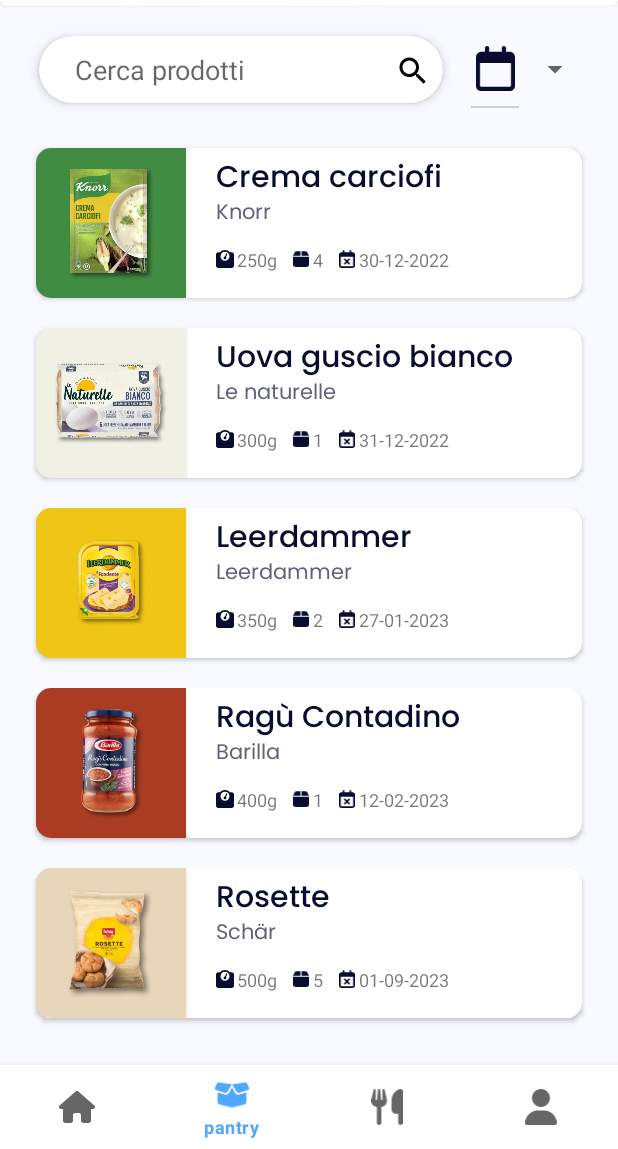
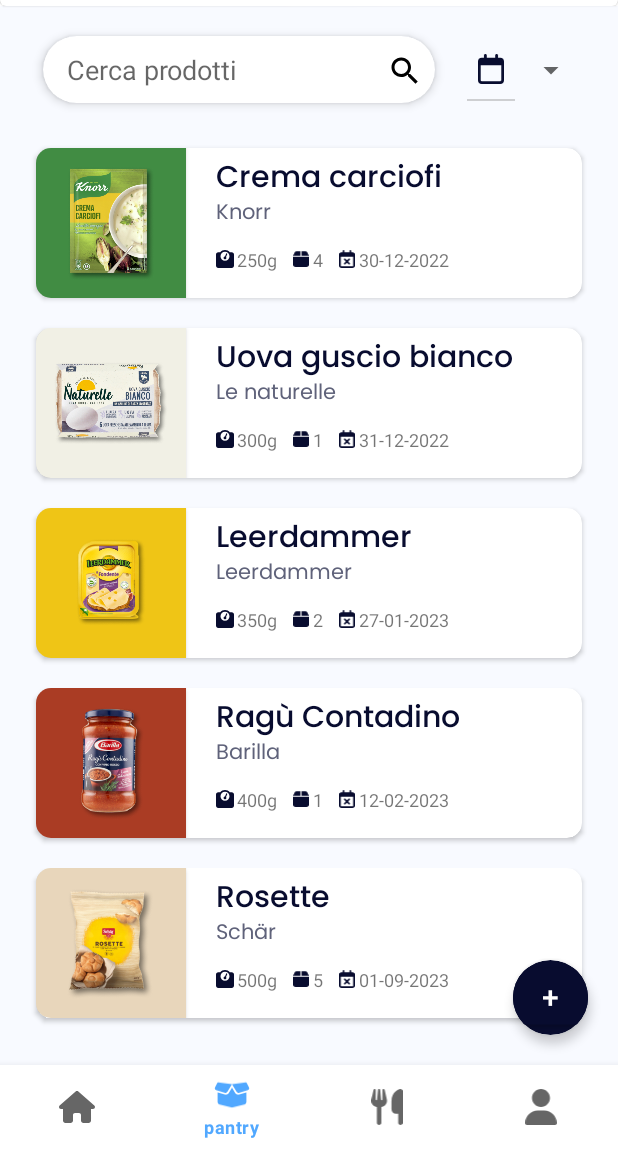
Before and after one commit to PaoloDAlessandro/fooding_android, an Android app: the screen it shows after launch (MainActivity), item 2 of the bottom bar chosen, on a phone screen of 412 x 824 dp, the part 87-1236 px from its top. Run offline under Robolectric (Android 15) with nearby library versions, the phone set to English and light mode, and no system bars.

Commit message:
feat: product addition & co

```diff
--- a/app/src/main/java/it/itsar/fooding/MainActivity.java
+++ b/app/src/main/java/it/itsar/fooding/MainActivity.java
@@ -12,6 +12,8 @@
 
 import java.time.LocalDate;
 import java.time.Month;
+import java.util.ArrayList;
+import java.util.Arrays;
 import java.util.HashMap;
 
 public class MainActivity extends AppCompatActivity {
@@ -33,14 +35,20 @@
                     new Prodotto("Ragù Contadino", "Barilla", "Carote 4% Rosmarino Oli vegetali (oliva, girasole) Aglio Aromi Sale Zucchero Amido di mais Cipolle Vino rosso 6% Concentrato di pomodoro 16,5% Polpa di pomodoro 18% Acqua Carne suina 25%",400, 1, 0, LocalDate.of(2023, Month.FEBRUARY, 12), R.drawable.ragu_contadino, ContextCompat.getColor(getApplicationContext(), R.color.ragù_contadino), new ValoriNutrizionali(385, 5, 4.5, 6, 1.2, 6, 6.8, 3, 4.0, 4, 1.8, 0, 5.1, 10, 1.0, 17)),
                     new Prodotto("Leerdammer", "Leerdammer", "Latte, sale, fermenti lattici, caglio microbico.", 350, 2, 0, LocalDate.of(2023, Month.JANUARY, 27), R.drawable.leerdammer,ContextCompat.getColor(getApplicationContext(), R.color.leerdammer),  new ValoriNutrizionali(1536, 18, 28.0, 40, 0, 0, 0.1, 0, 0, 0, 0, 0, 28, 56, 0, 0)),
                     new Prodotto("Rosette","Schär", "amido di mais , acqua , pasta madre (farina di riso, acqua) 14% , fibra vegetale (psillio) , farina di miglio , olio di girasole 3,8% , farina di riso , proteine di soia , amido di riso , addensante: idrossipropilmetilcellulosa ; sciroppo di riso , sale , lievito , zucchero . Può contenere tracce di nocciole, uova e di senape. SENZA FRUMENTO.", 500, 5, 8, LocalDate.of(2023, Month.SEPTEMBER, 1), R.drawable.rosette, ContextCompat.getColor(getApplicationContext(), R.color.rosette), new ValoriNutrizionali(1025, 12.3, 3.6, 5.1, 0.5, 2.5, 47, 17.4, 0.8, 0.9, 5.5, 22, 3.5, 7, 1.3, 21.7)),
+                    new Prodotto("Uova guscio bianco", "Le naturelle", "uova", 300, 1, 0, LocalDate.of(2022, Month.DECEMBER, 31), R.drawable.uova_le_naturelle, ContextCompat.getColor(getApplicationContext(), R.color.uova_le_naturelle), new ValoriNutrizionali(535, 6.4, 8.7, 12, 4, 20, 0.5, 0, 0.5, 0, 0, 0, 12, 24, 0.3, 5.7))
+            };
+
+            myProperties.setProdotti(new Prodotto[]{
+                    new Prodotto("Crema carciofi", "Knorr", "Farina di FRUMENTO, LATTE scremato, fecola di patate, PANNA, sale iodato, farina di mais*, aromi, carciofi 3,1%, olio di mais, estratto per brodo, zucchero, estratto di lievito, succo di limone, spinaci, sale, prezzemolo 0,2%, spezie (pepe nero*, aglio, radice di levistico). Può contenere uova, soia, sedaano e senape. *Da agricoltura sostenibile", 250, 4, 3, LocalDate.of(2022, Month.DECEMBER, 30), R.drawable.crema_carciofi, ContextCompat.getColor(getApplicationContext(), R.color.crema_carciofi), new ValoriNutrizionali(724.00, 9, 11.0, 16, 6.3, 32, 17.0, 7, 1.3, 1, 1.3, 0, 2.5, 5, 0, 0)),
+                    new Prodotto("Ragù Contadino", "Barilla", "Carote 4% Rosmarino Oli vegetali (oliva, girasole) Aglio Aromi Sale Zucchero Amido di mais Cipolle Vino rosso 6% Concentrato di pomodoro 16,5% Polpa di pomodoro 18% Acqua Carne suina 25%",400, 1, 0, LocalDate.of(2023, Month.FEBRUARY, 12), R.drawable.ragu_contadino, ContextCompat.getColor(getApplicationContext(), R.color.ragù_contadino), new ValoriNutrizionali(385, 5, 4.5, 6, 1.2, 6, 6.8, 3, 4.0, 4, 1.8, 0, 5.1, 10, 1.0, 17)),
+                    new Prodotto("Leerdammer", "Leerdammer", "Latte, sale, fermenti lattici, caglio microbico.", 350, 2, 0, LocalDate.of(2023, Month.JANUARY, 27), R.drawable.leerdammer,ContextCompat.getColor(getApplicationContext(), R.color.leerdammer),  new ValoriNutrizionali(1536, 18, 28.0, 40, 0, 0, 0.1, 0, 0, 0, 0, 0, 28, 56, 0, 0)),
+                    new Prodotto("Rosette","Schär", "amido di mais , acqua , pasta madre (farina di riso, acqua) 14% , fibra vegetale (psillio) , farina di miglio , olio di girasole 3,8% , farina di riso , proteine di soia , amido di riso , addensante: idrossipropilmetilcellulosa ; sciroppo di riso , sale , lievito , zucchero . Può contenere tracce di nocciole, uova e di senape. SENZA FRUMENTO.", 500, 5, 8, LocalDate.of(2023, Month.SEPTEMBER, 1), R.drawable.rosette, ContextCompat.getColor(getApplicationContext(), R.color.rosette), new ValoriNutrizionali(1025, 12.3, 3.6, 5.1, 0.5, 2.5, 47, 17.4, 0.8, 0.9, 5.5, 22, 3.5, 7, 1.3, 21.7)),
                     new Prodotto("Penne rigate N.73", "Barilla", "Semola di grano duro e acqua", 500, 2, 11, LocalDate.of(2023, Month.OCTOBER, 25), R.drawable.penne_rigate_barilla, ContextCompat.getColor(getApplicationContext(), R.color.penne_rigate_barilla), new ValoriNutrizionali(1502, 18, 2, 3, 0.5, 3, 71.2, 27, 3.5, 4, 3, 0 , 12.5, 25, 0.03, 1)),
                     new Prodotto("Uova guscio bianco", "Le naturelle", "uova", 300, 1, 0, LocalDate.of(2022, Month.DECEMBER, 31), R.drawable.uova_le_naturelle, ContextCompat.getColor(getApplicationContext(), R.color.uova_le_naturelle), new ValoriNutrizionali(535, 6.4, 8.7, 12, 4, 20, 0.5, 0, 0.5, 0, 0, 0, 12, 24, 0.3, 5.7))
-                    /*
-            */
-            };
+            });
         }
 
-        myProperties.setProdotti(prodotti);
+        myProperties.setUserProdotti(new ArrayList<>(Arrays.asList(prodotti)));
 
         bottomNavigationView.setOnItemSelectedListener(item -> {
             switch (item.getItemId()) {
--- a/app/src/main/java/it/itsar/fooding/MyProperties.java
+++ b/app/src/main/java/it/itsar/fooding/MyProperties.java
@@ -1,9 +1,12 @@
 package it.itsar.fooding;
+
+import java.util.ArrayList;
 
 public class MyProperties {
     private static MyProperties mInstance= null;
 
     private Prodotto[] prodotti;
+    private ArrayList<Prodotto> userProdotti;
 
     protected MyProperties(){}
 
@@ -21,4 +24,16 @@
     public void setProdotti(Prodotto[] prodotti) {
         this.prodotti = prodotti;
     }
+
+    public void addUserProduct(Prodotto prodotto) {
+        this.userProdotti.add(prodotto);
+    }
+
+    public void setUserProdotti(ArrayList<Prodotto> userProdotti) {
+        this.userProdotti = userProdotti;
+    }
+
+    public ArrayList<Prodotto> getUserProdotti() {
+        return userProdotti;
+    }
 }
--- a/app/src/main/java/it/itsar/fooding/Pantry.java
+++ b/app/src/main/java/it/itsar/fooding/Pantry.java
@@ -20,6 +20,7 @@
 import android.view.View;
 import android.view.ViewGroup;
 import android.widget.AdapterView;
+import android.widget.Button;
 import android.widget.EditText;
 import android.widget.Spinner;
 
@@ -34,10 +35,13 @@
     private RecyclerView recyclerView;
 
     public MyProperties myProperties = MyProperties.getInstance();
-    private Prodotto[] prodotti = myProperties.getProdotti();
+    private Prodotto[] prodotti = myProperties.getUserProdotti().toArray(new Prodotto[0]);
     private Spinner productFilter;
+    private Button addProductButton;
 
     private int filterMode;
+    private ProductAdapter productAdapter;
+    private EditText searchProduct;
 
     ActivityResultLauncher<Intent> activityLauncher = registerForActivityResult(
             new ActivityResultContracts.StartActivityForResult(),
@@ -53,8 +57,6 @@
             }
     );
 
-    private ProductAdapter productAdapter;
-    private EditText searchProduct;
 
     @Override
     public View onCreateView(LayoutInflater inflater, ViewGroup container,
@@ -70,9 +72,11 @@
         searchProduct = view.findViewById(R.id.searchProduct);
         recyclerView = view.findViewById(R.id.productsRecyclerView);
         productFilter = view.findViewById(R.id.productFilter);
+        addProductButton = view.findViewById(R.id.addProductButton);
         recyclerView.setAdapter(productAdapter);
 
         filterByExpiration();
+        setAddProductButtonTouchListener();
 
         List<Integer> productFilterItems = new ArrayList<>();
         productFilterItems.add(R.drawable.calendar_expiration_date);
@@ -195,4 +199,11 @@
         }
     }
 
+    void setAddProductButtonTouchListener() {
+        addProductButton.setOnClickListener(view -> {
+            Intent intent = new Intent(getContext(), ProductAddition.class);
+            activityLauncher.launch(intent);
+        });
+    }
+
 }
--- a/app/src/main/java/it/itsar/fooding/ProductDetails.java
+++ b/app/src/main/java/it/itsar/fooding/ProductDetails.java
@@ -53,7 +53,6 @@
     protected void onCreate(Bundle savedInstanceState) {
         super.onCreate(savedInstanceState);
         setContentView(R.layout.activity_product_details);
-        setTitle("My pantry");
         xmlElementsInit();
         int position = getIntent().getIntExtra("position", 0);
         resultIntent.putExtra("position", position);
--- a/app/src/main/res/layout/activity_main.xml
+++ b/app/src/main/res/layout/activity_main.xml
@@ -25,17 +25,19 @@
 
     </com.google.android.material.card.MaterialCardView>
 
+
     <androidx.fragment.app.FragmentContainerView
         android:id="@+id/fragmentContainer"
+        android:name="it.itsar.fooding.Home"
         android:layout_width="0dp"
         android:layout_height="0dp"
-        app:layout_constraintTop_toBottomOf="@id/labelActivitylogo"
         app:layout_constraintBottom_toTopOf="@id/bottomMenu"
         app:layout_constraintEnd_toEndOf="parent"
+        app:layout_constraintHorizontal_bias="0.0"
         app:layout_constraintStart_toStartOf="parent"
-        android:name="it.itsar.fooding.Home"
+        app:layout_constraintTop_toBottomOf="@id/labelActivitylogo"
+        app:layout_constraintVertical_bias="0.0"
         tools:layout="@layout/fragment_pantry" />
-
 
     <com.google.android.material.bottomnavigation.BottomNavigationView
         android:id="@+id/bottomMenu"
--- a/app/src/main/res/layout/filter_spinner_item.xml
+++ b/app/src/main/res/layout/filter_spinner_item.xml
@@ -7,8 +7,8 @@
     android:layout_height="match_parent">
 <ImageView
     android:id="@+id/spinnerItemImage"
-    android:layout_height="30dp"
-    android:layout_width="30dp"
+    android:layout_height="20dp"
+    android:layout_width="20dp"
     android:layout_margin="10dp"
     tools:src="@drawable/calendar_expiration_date_v2"
     app:layout_constraintTop_toTopOf="parent"
--- a/app/src/main/res/layout/fragment_pantry.xml
+++ b/app/src/main/res/layout/fragment_pantry.xml
@@ -9,7 +9,7 @@
 
     <androidx.constraintlayout.widget.ConstraintLayout
         android:layout_width="match_parent"
-        android:layout_height="wrap_content">
+        android:layout_height="match_parent">
 
         <androidx.cardview.widget.CardView
             android:id="@+id/search_bar"
@@ -33,7 +33,7 @@
                     android:id="@+id/searchProduct"
                     android:layout_width="wrap_content"
                     android:layout_height="wrap_content"
-                    android:layout_marginHorizontal="16dp"
+                    android:layout_marginHorizontal="8dp"
                     android:layout_marginVertical="8dp"
                     android:background="@null"
                     android:ems="10"
@@ -77,12 +77,28 @@
             app:layout_constraintTop_toBottomOf="@+id/search_bar"
             tools:listitem="@layout/prodotto_riga" />
 
-        <androidx.constraintlayout.widget.Guideline
-            android:id="@+id/guideline2"
-            android:layout_width="wrap_content"
-            android:layout_height="wrap_content"
-            android:orientation="vertical"
-            app:layout_constraintGuide_begin="20dp" />
+        <androidx.cardview.widget.CardView
+            android:layout_width="50dp"
+            android:layout_height="50dp"
+            app:layout_constraintBottom_toBottomOf="parent"
+            app:layout_constraintEnd_toEndOf="parent"
+            android:backgroundTint="@color/product_name"
+            android:layout_marginBottom="20dp"
+            android:layout_marginRight="20dp"
+            app:cardElevation="4dp"
+            app:cardCornerRadius="75dp">
+
+            <Button
+                android:id="@+id/addProductButton"
+                android:layout_width="match_parent"
+                android:layout_height="match_parent"
+                android:backgroundTint="@color/product_name"
+                android:text="+"
+                android:textSize="20dp"
+                android:translationY="-1dp"
+                />
+
+        </androidx.cardview.widget.CardView>
 
     </androidx.constraintlayout.widget.ConstraintLayout>
 </FrameLayout>
```
Also changed, not shown: app/src/main/AndroidManifest.xml (+7 -0 lines), app/src/main/java/it/itsar/fooding/Prodotto.java (+1 -8 lines), app/src/main/java/it/itsar/fooding/ProductAddition.java (added, +126 -0 lines), app/src/main/java/it/itsar/fooding/ProductNameAutoCompleteAdapter.java (added, +58 -0 lines), app/src/main/res/layout/activity_product_addition.xml (added, +189 -0 lines), app/src/main/res/layout/autocomplete_product_name.xml (added, +46 -0 lines).
